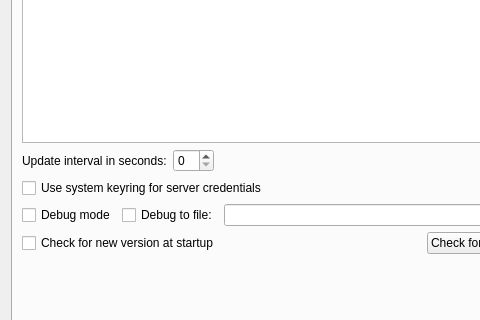
Qt form Nagstamon/QUI/settings_main.ui (HenriWahl/Nagstamon) before a commit; both pictures show x 0 to 480 and y 287 to 607 of the 601 by 974 pixel window.
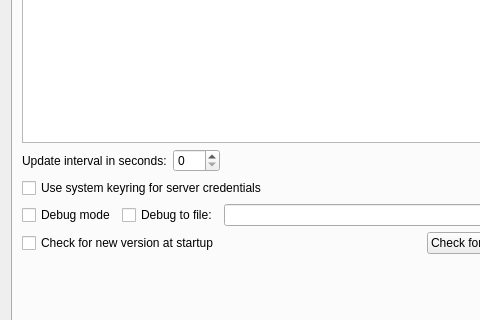
The same form after that commit.

Commit message: extendend update interval field in settings dialog to max 999 part II

What changed in the file:
```diff
--- a/Nagstamon/QUI/settings_main.ui
+++ b/Nagstamon/QUI/settings_main.ui
@@ -139,7 +139,11 @@
           </widget>
          </item>
          <item>
-          <widget class="QSpinBox" name="input_spinbox_update_interval_seconds"/>
+          <widget class="QSpinBox" name="input_spinbox_update_interval_seconds">
+           <property name="maximum">
+            <number>999</number>
+           </property>
+          </widget>
          </item>
          <item>
           <spacer name="horizontalSpacer">
```
The commit also changes 2 other files.
